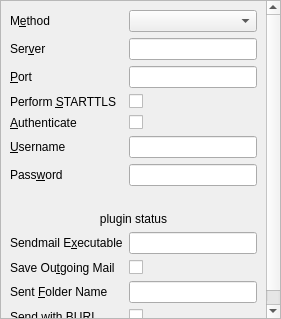
Qt form src/Gui/SettingsOutgoingPage.ui (jktjkt/trojita) before a commit.
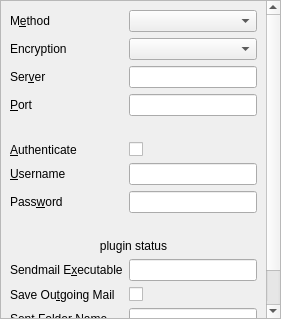
The same form after that commit. Custom widgets are drawn as their Qt base class.

Commit message: Ubuntu: Smtp settings

```diff
--- a/src/Gui/SettingsOutgoingPage.ui
+++ b/src/Gui/SettingsOutgoingPage.ui
@@ -21,8 +21,8 @@
     <rect>
      <x>0</x>
      <y>0</y>
-     <width>260</width>
-     <height>332</height>
+     <width>267</width>
+     <height>403</height>
     </rect>
    </property>
    <layout class="QFormLayout" name="formLayout">
@@ -42,7 +42,7 @@
     <item row="0" column="1">
      <widget class="QComboBox" name="method"/>
     </item>
-    <item row="1" column="0">
+    <item row="2" column="0">
      <widget class="QLabel" name="smtpHostLabel">
       <property name="text">
        <string>Ser&amp;ver</string>
@@ -52,7 +52,10 @@
       </property>
      </widget>
     </item>
-    <item row="2" column="0">
+    <item row="2" column="1">
+     <widget class="LineEdit" name="smtpHost"/>
+    </item>
+    <item row="3" column="0">
      <widget class="QLabel" name="smtpPortLabel">
       <property name="text">
        <string>&amp;Port</string>
@@ -62,7 +65,10 @@
       </property>
      </widget>
     </item>
-    <item row="4" column="0">
+    <item row="3" column="1">
+     <widget class="LineEdit" name="smtpPort"/>
+    </item>
+    <item row="5" column="0">
      <widget class="QLabel" name="smtpAuthLabel">
       <property name="text">
        <string>&amp;Authenticate</string>
@@ -72,7 +78,14 @@
       </property>
      </widget>
     </item>
-    <item row="5" column="0">
+    <item row="5" column="1">
+     <widget class="QCheckBox" name="smtpAuth">
+      <property name="text">
+       <string/>
+      </property>
+     </widget>
+    </item>
+    <item row="6" column="0">
      <widget class="QLabel" name="smtpUserLabel">
       <property name="text">
        <string>&amp;Username</string>
@@ -82,7 +95,10 @@
       </property>
      </widget>
     </item>
-    <item row="6" column="0">
+    <item row="6" column="1">
+     <widget class="LineEdit" name="smtpUser"/>
+    </item>
+    <item row="7" column="0">
      <widget class="QLabel" name="smtpPassLabel">
       <property name="text">
        <string>Pass&amp;word</string>
@@ -92,14 +108,34 @@
       </property>
      </widget>
     </item>
-    <item row="7" column="0" colspan="2">
+    <item row="7" column="1">
+     <widget class="LineEdit" name="smtpPass">
+      <property name="echoMode">
+       <enum>QLineEdit::Password</enum>
+      </property>
+     </widget>
+    </item>
+    <item row="8" column="0" colspan="2">
      <widget class="QLabel" name="passwordWarning">
       <property name="wordWrap">
        <bool>true</bool>
       </property>
      </widget>
     </item>
-    <item row="9" column="0">
+    <item row="9" column="0" colspan="2">
+     <widget class="QLabel" name="passwordPluginStatus">
+      <property name="text">
+       <string notr="true">plugin status</string>
+      </property>
+      <property name="alignment">
+       <set>Qt::AlignCenter</set>
+      </property>
+      <property name="wordWrap">
+       <bool>true</bool>
+      </property>
+     </widget>
+    </item>
+    <item row="10" column="0">
      <widget class="QLabel" name="sendmailLabel">
       <property name="text">
        <string>Sendmail E&amp;xecutable</string>
@@ -109,53 +145,10 @@
       </property>
      </widget>
     </item>
-    <item row="1" column="1">
-     <widget class="LineEdit" name="smtpHost"/>
-    </item>
-    <item row="2" column="1">
-     <widget class="LineEdit" name="smtpPort"/>
-    </item>
-    <item row="4" column="1">
-     <widget class="QCheckBox" name="smtpAuth">
-      <property name="text">
-       <string/>
-      </property>
-     </widget>
-    </item>
-    <item row="5" column="1">
-     <widget class="LineEdit" name="smtpUser"/>
-    </item>
-    <item row="6" column="1">
-     <widget class="LineEdit" name="smtpPass">
-      <property name="echoMode">
-       <enum>QLineEdit::Password</enum>
-      </property>
-     </widget>
-    </item>
-    <item row="9" column="1">
-     <widget class="LineEdit" name="sendmail"/>
-    </item>
-    <item row="3" column="0">
-     <widget class="QLabel" name="smtpStartTlsLabel">
-      <property name="text">
-       <string>Perform &amp;STARTTLS</string>
-      </property>
-      <property name="buddy">
-       <cstring>smtpStartTls</cstring>
-      </property>
-     </widget>
-    </item>
-    <item row="3" column="1">
-     <widget class="QCheckBox" name="smtpStartTls">
-      <property name="text">
-       <string/>
-      </property>
-     </widget>
-    </item>
     <item row="10" column="1">
-     <widget class="QCheckBox" name="saveToImap"/>
+     <widget class="LineEdit" name="sendmail"/>
     </item>
-    <item row="10" column="0">
+    <item row="11" column="0">
      <widget class="QLabel" name="saveToImapLabel">
       <property name="text">
        <string>Save Ou&amp;tgoing Mail</string>
@@ -165,7 +158,10 @@
       </property>
      </widget>
     </item>
-    <item row="11" column="0">
+    <item row="11" column="1">
+     <widget class="QCheckBox" name="saveToImap"/>
+    </item>
+    <item row="12" column="0">
      <widget class="QLabel" name="saveFolderLabel">
       <property name="text">
        <string>Sent &amp;Folder Name</string>
@@ -175,10 +171,10 @@
       </property>
      </widget>
     </item>
-    <item row="11" column="1">
+    <item row="12" column="1">
      <widget class="LineEdit" name="saveFolderName"/>
     </item>
-    <item row="12" column="0">
+    <item row="13" column="0">
      <widget class="QLabel" name="smtpBurlLabel">
       <property name="toolTip">
        <string>Enable forward-without-download via BURL (RFC 4468) when the IMAP and ESMTP servers support it. Extra server-side configuration is required.</string>
@@ -191,19 +187,23 @@
       </property>
      </widget>
     </item>
-    <item row="12" column="1">
+    <item row="13" column="1">
      <widget class="QCheckBox" name="smtpBurl"/>
     </item>
-    <item row="8" column="0" colspan="2">
-     <widget class="QLabel" name="passwordPluginStatus">
+    <item row="1" column="0">
+     <widget class="QLabel" name="encryptionLabel">
       <property name="text">
-       <string notr="true">plugin status</string>
+       <string>Encryption</string>
       </property>
-      <property name="alignment">
-       <set>Qt::AlignCenter</set>
-      </property>
-      <property name="wordWrap">
-       <bool>true</bool>
+     </widget>
+    </item>
+    <item row="1" column="1">
+     <widget class="QComboBox" name="encryption"/>
+    </item>
+    <item row="4" column="0" colspan="2">
+     <widget class="QLabel" name="portWarningLabel">
+      <property name="text">
+       <string/>
       </property>
      </widget>
     </item>
```
Left out of the diff: 1 changed line with no effect on the pictures. The commit also changes 10 other files.
